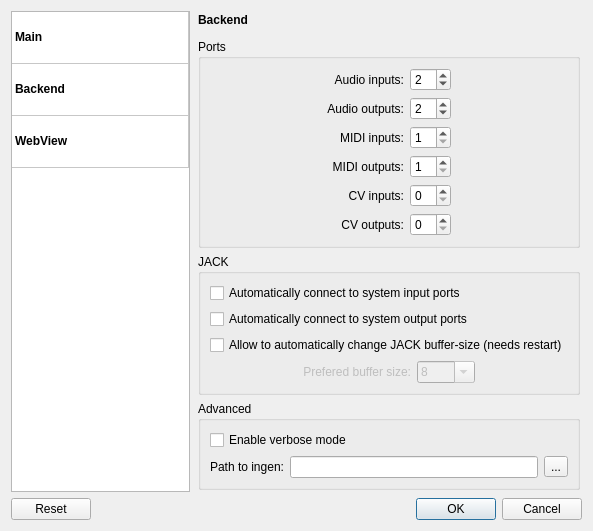
This is resources/ui/mod_settings.ui in mod-audio/mod-app-legacy as Qt 5 draws it before an edit. The edited form follows.
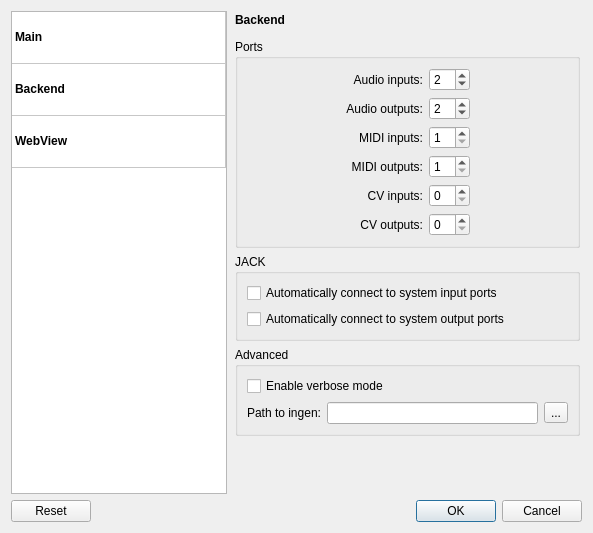
This is the edited form. The open tabs and pages were chosen to show the change. Icons and pictures are not drawn.

Commit message: Remove options for setting buffer size

Patch:
```diff
--- a/resources/ui/mod_settings.ui
+++ b/resources/ui/mod_settings.ui
@@ -7,7 +7,7 @@
     <x>0</x>
     <y>0</y>
     <width>593</width>
-    <height>507</height>
+    <height>533</height>
    </rect>
   </property>
   <property name="minimumSize">
@@ -639,125 +639,14 @@
             <bool>false</bool>
            </property>
            <layout class="QGridLayout" name="gridLayout_3">
-            <item row="1" column="0" colspan="5">
+            <item row="1" column="0" colspan="2">
              <widget class="QCheckBox" name="cb_host_auto_connect_outs">
               <property name="text">
                <string>Automatically connect to system input ports</string>
               </property>
              </widget>
             </item>
-            <item row="4" column="1" colspan="2">
-             <widget class="QLabel" name="label_host_jack_bufsize_value">
-              <property name="enabled">
-               <bool>false</bool>
-              </property>
-              <property name="text">
-               <string>Prefered buffer size:</string>
-              </property>
-              <property name="alignment">
-               <set>Qt::AlignRight|Qt::AlignTrailing|Qt::AlignVCenter</set>
-              </property>
-             </widget>
-            </item>
-            <item row="4" column="3">
-             <widget class="QComboBox" name="cb_host_jack_bufsize_value">
-              <property name="enabled">
-               <bool>false</bool>
-              </property>
-              <property name="editable">
-               <bool>true</bool>
-              </property>
-              <item>
-               <property name="text">
-                <string>8</string>
-               </property>
-              </item>
-              <item>
-               <property name="text">
-                <string>16</string>
-               </property>
-              </item>
-              <item>
-               <property name="text">
-                <string>32</string>
-               </property>
-              </item>
-              <item>
-               <property name="text">
-                <string>64</string>
-               </property>
-              </item>
-              <item>
-               <property name="text">
-                <string>128</string>
-               </property>
-              </item>
-              <item>
-               <property name="text">
-                <string>256</string>
-               </property>
-              </item>
-              <item>
-               <property name="text">
-                <string>512</string>
-               </property>
-              </item>
-              <item>
-               <property name="text">
-                <string>1024</string>
-               </property>
-              </item>
-              <item>
-               <property name="text">
-                <string>2048</string>
-               </property>
-              </item>
-              <item>
-               <property name="text">
-                <string>4096</string>
-               </property>
-              </item>
-              <item>
-               <property name="text">
-                <string>8192</string>
-               </property>
-              </item>
-             </widget>
-            </item>
-            <item row="4" column="4">
-             <spacer name="horizontalSpacer_9">
-              <property name="orientation">
-               <enum>Qt::Horizontal</enum>
-              </property>
-              <property name="sizeHint" stdset="0">
-               <size>
-                <width>40</width>
-                <height>20</height>
-               </size>
-              </property>
-             </spacer>
-            </item>
-            <item row="3" column="0" colspan="5">
-             <widget class="QCheckBox" name="cb_host_jack_bufsize_change">
-              <property name="text">
-               <string>Allow to automatically change JACK buffer-size (needs restart)</string>
-              </property>
-             </widget>
-            </item>
-            <item row="4" column="0">
-             <spacer name="horizontalSpacer_11">
-              <property name="orientation">
-               <enum>Qt::Horizontal</enum>
-              </property>
-              <property name="sizeHint" stdset="0">
-               <size>
-                <width>40</width>
-                <height>20</height>
-               </size>
-              </property>
-             </spacer>
-            </item>
-            <item row="2" column="0" colspan="5">
+            <item row="2" column="0" colspan="2">
              <widget class="QCheckBox" name="cb_host_auto_connect_ins">
               <property name="text">
                <string>Automatically connect to system output ports</string>
```
Left out of the diff: 34 changed lines with no effect on the pictures. The commit also changes 3 other files.
